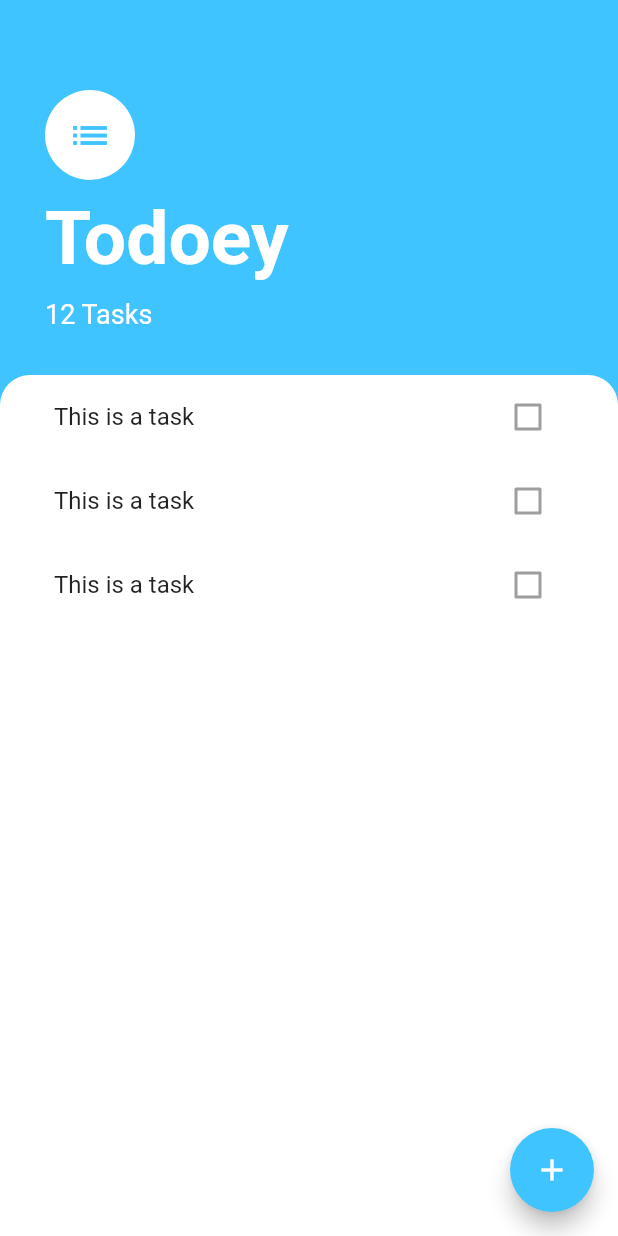
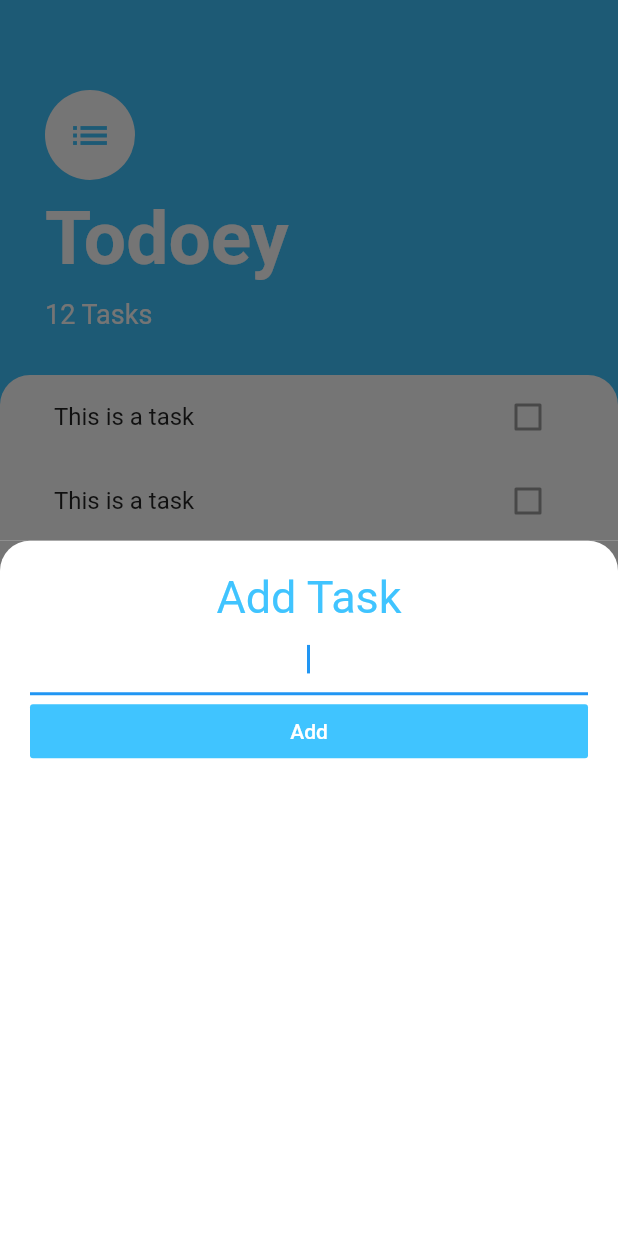
Before and after one commit to judeharding/todoey_flutter, a Flutter app: the screen it shows after launch, after a tap on the "add" icon, on a phone screen of 412 x 824 dp. Run offline on Flutter 3.47's test engine with Material 2 defaults, Android fonts, the phone set to English and light mode, and no system bars.

Commit message:
working thru 213

```diff
--- /dev/null
+++ b/lib/screens/add_task_screen.dart
@@ -0,0 +1,51 @@
+import 'package:flutter/material.dart';
+
+class AddTaskScreen extends StatelessWidget {
+  @override
+  Widget build(BuildContext context) {
+    return Container(
+      //outer container that is grey to show rounded corners
+      color: Color(0xff757575),
+      child: Container(
+        padding: EdgeInsets.all(20.0),
+        //inner container to set up rounded corners
+        decoration: BoxDecoration(
+          color: Colors.white,
+          borderRadius: BorderRadius.only(
+            topLeft: Radius.circular(20.0),
+            topRight: Radius.circular(20.0),
+          ),
+        ),
+        child: Column(
+          crossAxisAlignment: CrossAxisAlignment.stretch,
+          children: [
+            Text(
+              'Add Task',
+              textAlign: TextAlign.center,
+              style: TextStyle(
+                fontSize: 30.0,
+                color: Colors.lightBlueAccent,
+              ),
+            ),
+            TextField(
+              autofocus: true,
+              textAlign: TextAlign.center,
+            ),
+            FlatButton(
+              child: Text(
+                'Add',
+                style: TextStyle(
+                  color: Colors.white,
+                ),
+              ),
+              color: Colors.lightBlueAccent,
+              onPressed: () {
+                //add task to list
+              },
+            ),
+          ],
+        ),
+      ),
+    );
+  }
+}
--- a/lib/screens/task_screen.dart
+++ b/lib/screens/task_screen.dart
@@ -2,18 +2,35 @@ import 'package:flutter/cupertino.dart';
 import 'package:flutter/material.dart';
 //
 import 'package:todoey_flutter/widgets/tasks_list.dart';
+import 'package:todoey_flutter/screens/add_task_screen.dart';
 
 class TasksScreen extends StatelessWidget {
+  // Widget buildBottomSheet(BuildContext context) {
+  //   return Container(
+  //     child: Center(
+  //       child: Text(
+  //         'this is a bottom sheet',
+  //         style: TextStyle(fontSize: 20.0),
+  //       ),
+  //     ),
+  //   );
+  // }
+
   @override
   Widget build(BuildContext context) {
     return Scaffold(
       backgroundColor: Colors.lightBlueAccent,
       floatingActionButton: FloatingActionButton(
         backgroundColor: Colors.lightBlueAccent,
+        child: Icon(Icons.add),
         onPressed: () {
           //adding task
+          // showModalBottomSheet(context: context, builder: buildBottomSheet);
+          showModalBottomSheet(
+            context: context,
+            builder: (BuildContext context) => AddTaskScreen(),
+          );
         },
-        child: Icon(Icons.add),
       ),
       body: Column(
         crossAxisAlignment: CrossAxisAlignment.start,
```
